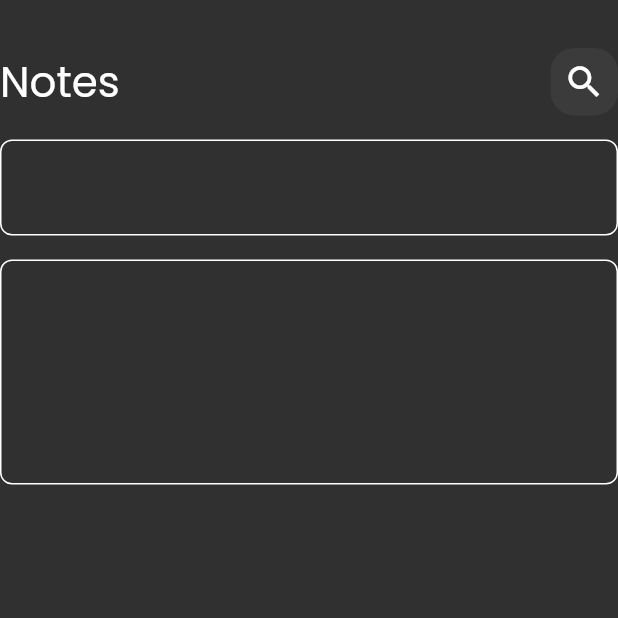
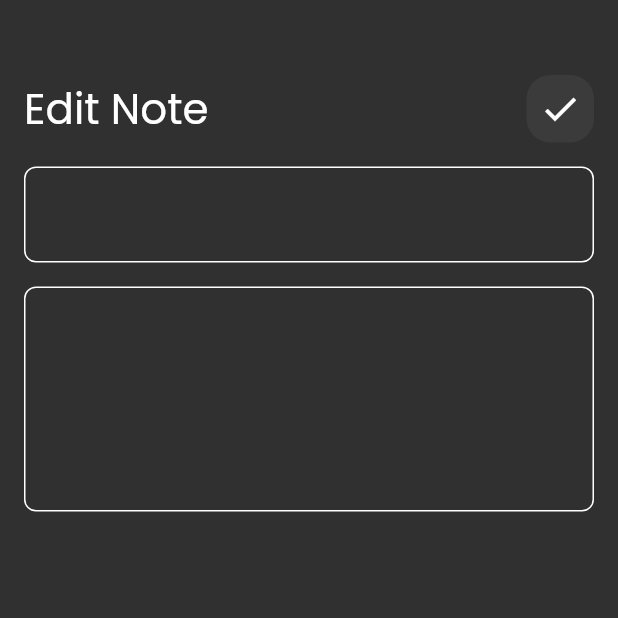
Before and after one commit to AdhamAyad/Notes_App, a Flutter app: the screen it shows after launch, after a tap on "Flutter Tips", on a phone screen of 412 x 824 dp, the top half of it. Run offline on Flutter 3.47's test engine with Material 2 defaults, Android fonts, the phone set to English and light mode, and no system bars; our stand-ins replace font_awesome_flutter.

Commit message:
add custom app bar to edut view

```diff
--- a/lib/widgets/add_note_buttom_sheet.dart
+++ b/lib/widgets/add_note_buttom_sheet.dart
@@ -1,5 +1,4 @@
 import 'package:flutter/material.dart';
-import 'package:note_sapp/widgets/constants.dart';
 import 'package:note_sapp/widgets/custom_text_field.dart';
 
 import 'custom_buttom.dart';
--- a/lib/widgets/custom_app_bar.dart
+++ b/lib/widgets/custom_app_bar.dart
@@ -3,21 +3,22 @@ import 'package:flutter/material.dart';
 import 'custom_search_icon.dart';
 
 class CustomAppBar extends StatelessWidget {
-  const CustomAppBar({super.key});
-
+  const CustomAppBar({super.key, required this.title, required this.icon});
+  final String title;
+  final IconData icon;
   @override
   Widget build(BuildContext context) {
-    return const Row(
+    return  Row(
 
       children: [
         Text(
-          'Notes',
-          style: TextStyle(fontSize: 28),
+          title,
+          style: const TextStyle(fontSize: 28),
         ),
 
-        Spacer(),
+      const  Spacer(),
 
-        CustomSearchIcon()
+        CustomSearchIcon(icon: icon,)
       ],
     );
   }
--- a/lib/widgets/custom_search_icon.dart
+++ b/lib/widgets/custom_search_icon.dart
@@ -1,8 +1,8 @@
 import 'package:flutter/material.dart';
 
 class CustomSearchIcon extends StatelessWidget {
-  const CustomSearchIcon({super.key});
-
+  const CustomSearchIcon({super.key, required this.icon});
+  final IconData icon;
   @override
   Widget build(BuildContext context) {
     return Container(
@@ -14,7 +14,7 @@ class CustomSearchIcon extends StatelessWidget {
 
         child: Center(
             child: Icon(
-          Icons.search_outlined,
+          icon,
           size: 28,
         )));
   }
--- a/lib/widgets/edit_note_view_body.dart
+++ b/lib/widgets/edit_note_view_body.dart
@@ -8,10 +8,12 @@ class EditNoteViewBody extends StatelessWidget {
   //static String id = 'EditNoteViewBody';
   @override
   Widget build(BuildContext context) {
-    return const Column(
+    return const Padding(
+      padding:  EdgeInsets.symmetric(horizontal: 16),
+      child:  Column(
         children: [
-        SizedBox(height: 32,),
-        CustomAppBar(),
+          SizedBox(height: 50,),
+          CustomAppBar(title: 'Edit Note', icon: Icons.check,),
           SizedBox(height: 16,),
 
           CustomTextField(hint: '',),
@@ -19,6 +21,7 @@ class EditNoteViewBody extends StatelessWidget {
 
           CustomTextField(hint: '',maxLines: 5,)
         ],
+      ),
     );
   }
 }
--- a/lib/widgets/notes_view_body.dart
+++ b/lib/widgets/notes_view_body.dart
@@ -15,7 +15,7 @@ class NotesViewBody extends StatelessWidget {
           SizedBox(
             height: 50,
           ),
-          CustomAppBar(), // Custom AppBar
+          CustomAppBar(title: 'Notes',icon: Icons.search_outlined,), // Custom AppBar
 
           SizedBox(height: 16,), // make space
 
```
Lines whose indentation alone changed are shown as unchanged.
